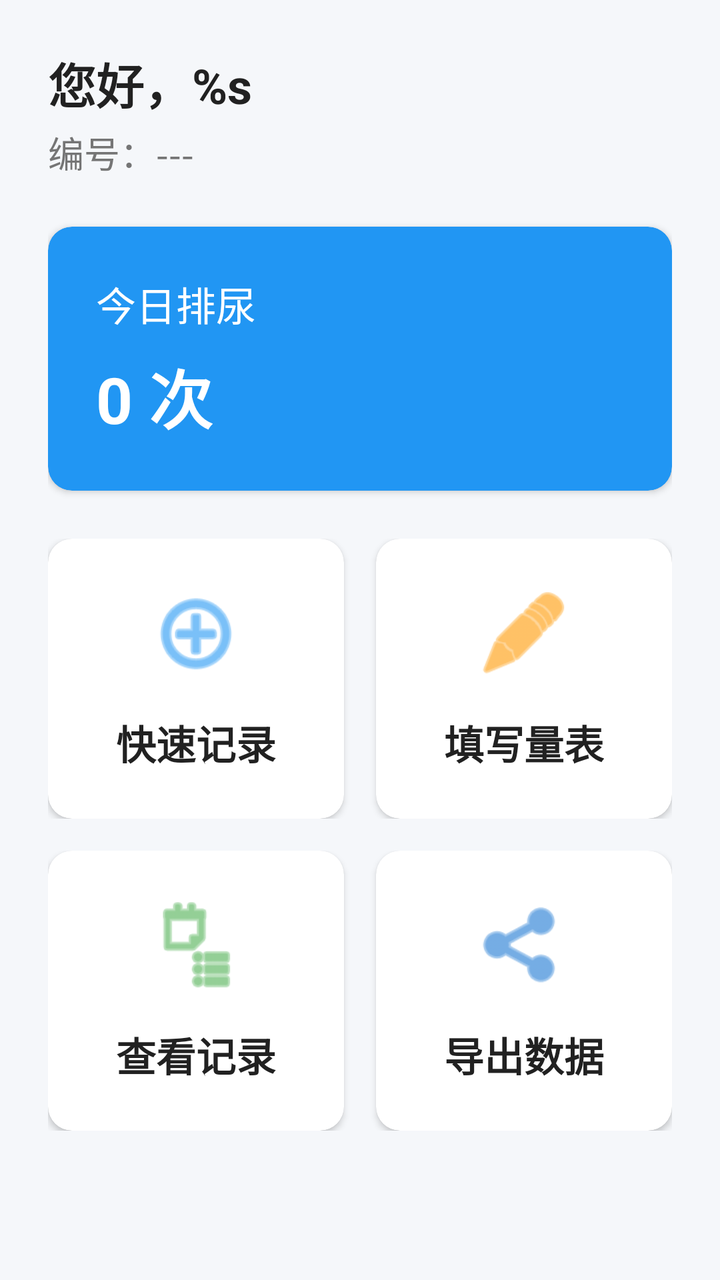
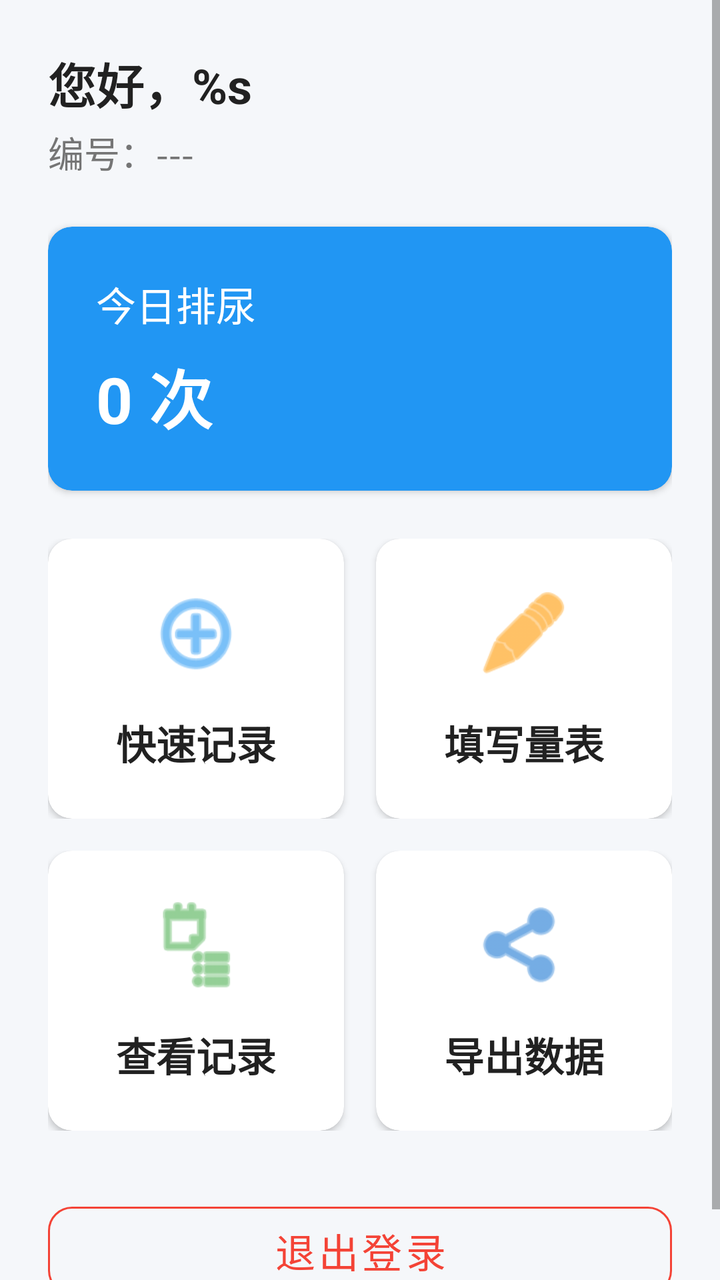

An Android layout rendered at two revisions. The XML below is the earlier revision; the diff shows what the commit changed to produce the second picture.
<!-- AndroidManifest.xml: application theme Theme.ProstateRehab -->
<!-- res/layout/activity_main.xml -->
<?xml version="1.0" encoding="utf-8"?>
<ScrollView xmlns:android="http://schemas.android.com/apk/res/android"
    xmlns:app="http://schemas.android.com/apk/res-auto"
    android:layout_width="match_parent"
    android:layout_height="match_parent"
    android:background="@color/background">

    <LinearLayout
        android:layout_width="match_parent"
        android:layout_height="wrap_content"
        android:orientation="vertical"
        android:padding="@dimen/spacing_large">

        
        <LinearLayout
            android:layout_width="match_parent"
            android:layout_height="wrap_content"
            android:orientation="horizontal"
            android:gravity="center_vertical"
            android:layout_marginBottom="@dimen/spacing_large">

            <LinearLayout
                android:layout_width="0dp"
                android:layout_height="wrap_content"
                android:layout_weight="1"
                android:orientation="vertical">

                <TextView
                    android:id="@+id/tv_welcome"
                    android:layout_width="wrap_content"
                    android:layout_height="wrap_content"
                    android:text="@string/welcome"
                    android:textSize="@dimen/text_size_xlarge"
                    android:textColor="@color/text_primary"
                    android:textStyle="bold" />

                <TextView
                    android:id="@+id/tv_patient_number"
                    android:layout_width="wrap_content"
                    android:layout_height="wrap_content"
                    android:text="编号：---"
                    android:textSize="@dimen/text_size_normal"
                    android:textColor="@color/text_secondary"
                    android:layout_marginTop="@dimen/spacing_xsmall" />
            </LinearLayout>
        </LinearLayout>

        
        <androidx.cardview.widget.CardView
            style="@style/AppCard"
            android:layout_width="match_parent"
            android:layout_height="wrap_content"
            android:layout_marginBottom="@dimen/spacing_large"
            app:cardBackgroundColor="@color/primary">

            <LinearLayout
                android:layout_width="match_parent"
                android:layout_height="wrap_content"
                android:orientation="vertical"
                android:padding="@dimen/spacing_large">

                <TextView
                    android:layout_width="wrap_content"
                    android:layout_height="wrap_content"
                    android:text="@string/today_record"
                    android:textSize="@dimen/text_size_large"
                    android:textColor="@color/text_white" />

                <TextView
                    android:id="@+id/tv_today_count"
                    android:layout_width="wrap_content"
                    android:layout_height="wrap_content"
                    android:text="0 次"
                    android:textSize="@dimen/text_size_title"
                    android:textColor="@color/text_white"
                    android:textStyle="bold"
                    android:layout_marginTop="@dimen/spacing_small" />
            </LinearLayout>
        </androidx.cardview.widget.CardView>

        
        <LinearLayout
            android:layout_width="match_parent"
            android:layout_height="wrap_content"
            android:orientation="horizontal"
            android:layout_marginBottom="@dimen/spacing_normal">

            
            <androidx.cardview.widget.CardView
                android:id="@+id/card_quick_record"
                style="@style/AppCard"
                android:layout_width="0dp"
                android:layout_height="140dp"
                android:layout_weight="1"
                android:layout_marginEnd="@dimen/spacing_normal"
                android:clickable="true"
                android:focusable="true"
                android:foreground="?android:attr/selectableItemBackground">

                <LinearLayout
                    android:layout_width="match_parent"
                    android:layout_height="match_parent"
                    android:orientation="vertical"
                    android:gravity="center"
                    android:padding="@dimen/spacing_normal">

                    <ImageView
                        android:layout_width="@dimen/icon_size_xlarge"
                        android:layout_height="@dimen/icon_size_xlarge"
                        android:src="@android:drawable/ic_menu_add"
                        app:tint="@color/primary"
                        android:contentDescription="记录" />

                    <TextView
                        android:layout_width="wrap_content"
                        android:layout_height="wrap_content"
                        android:text="@string/quick_record"
                        android:textSize="@dimen/text_size_large"
                        android:textColor="@color/text_primary"
                        android:textStyle="bold"
                        android:layout_marginTop="@dimen/spacing_normal" />
                </LinearLayout>
            </androidx.cardview.widget.CardView>

            
            <androidx.cardview.widget.CardView
                android:id="@+id/card_survey"
                style="@style/AppCard"
                android:layout_width="0dp"
                android:layout_height="140dp"
                android:layout_weight="1"
                android:clickable="true"
                android:focusable="true"
                android:foreground="?android:attr/selectableItemBackground">

                <LinearLayout
                    android:layout_width="match_parent"
                    android:layout_height="match_parent"
                    android:orientation="vertical"
                    android:gravity="center"
                    android:padding="@dimen/spacing_normal">

                    <ImageView
                        android:layout_width="@dimen/icon_size_xlarge"
                        android:layout_height="@dimen/icon_size_xlarge"
                        android:src="@android:drawable/ic_menu_edit"
                        app:tint="@color/accent"
                        android:contentDescription="量表" />

                    <TextView
                        android:layout_width="wrap_content"
                        android:layout_height="wrap_content"
                        android:text="@string/fill_survey"
                        android:textSize="@dimen/text_size_large"
                        android:textColor="@color/text_primary"
                        android:textStyle="bold"
                        android:layout_marginTop="@dimen/spacing_normal" />
                </LinearLayout>
            </androidx.cardview.widget.CardView>
        </LinearLayout>

        <LinearLayout
            android:layout_width="match_parent"
            android:layout_height="wrap_content"
            android:orientation="horizontal"
            android:layout_marginBottom="@dimen/spacing_xlarge">

            
            <androidx.cardview.widget.CardView
                android:id="@+id/card_history"
                style="@style/AppCard"
                android:layout_width="0dp"
                android:layout_height="140dp"
                android:layout_weight="1"
                android:layout_marginEnd="@dimen/spacing_normal"
                android:clickable="true"
                android:focusable="true"
                android:foreground="?android:attr/selectableItemBackground">

                <LinearLayout
                    android:layout_width="match_parent"
                    android:layout_height="match_parent"
                    android:orientation="vertical"
                    android:gravity="center"
                    android:padding="@dimen/spacing_normal">

                    <ImageView
                        android:layout_width="@dimen/icon_size_xlarge"
                        android:layout_height="@dimen/icon_size_xlarge"
                        android:src="@android:drawable/ic_menu_agenda"
                        app:tint="@color/success"
                        android:contentDescription="历史" />

                    <TextView
                        android:layout_width="wrap_content"
                        android:layout_height="wrap_content"
                        android:text="@string/view_history"
                        android:textSize="@dimen/text_size_large"
                        android:textColor="@color/text_primary"
                        android:textStyle="bold"
                        android:layout_marginTop="@dimen/spacing_normal" />
                </LinearLayout>
            </androidx.cardview.widget.CardView>

            
            <androidx.cardview.widget.CardView
                android:id="@+id/card_export"
                style="@style/AppCard"
                android:layout_width="0dp"
                android:layout_height="140dp"
                android:layout_weight="1"
                android:clickable="true"
                android:focusable="true"
                android:foreground="?android:attr/selectableItemBackground">

                <LinearLayout
                    android:layout_width="match_parent"
                    android:layout_height="match_parent"
                    android:orientation="vertical"
                    android:gravity="center"
                    android:padding="@dimen/spacing_normal">

                    <ImageView
                        android:layout_width="@dimen/icon_size_xlarge"
                        android:layout_height="@dimen/icon_size_xlarge"
                        android:src="@android:drawable/ic_menu_share"
                        app:tint="@color/primary_dark"
                        android:contentDescription="导出" />

                    <TextView
                        android:layout_width="wrap_content"
                        android:layout_height="wrap_content"
                        android:text="@string/export_data"
                        android:textSize="@dimen/text_size_large"
                        android:textColor="@color/text_primary"
                        android:textStyle="bold"
                        android:layout_marginTop="@dimen/spacing_normal" />
                </LinearLayout>
            </androidx.cardview.widget.CardView>
        </LinearLayout>

        
        <com.google.android.material.button.MaterialButton
            android:id="@+id/btn_logout"
            style="@style/AppButton.Outlined"
            android:layout_width="match_parent"
            android:text="@string/logout"
            android:textColor="@color/error"
            app:strokeColor="@color/error" />
    </LinearLayout>
</ScrollView>
<!-- resources referenced by this layout -->
<resources>
  <color name="accent">#FF9800</color>
  <color name="background">#F5F7FA</color>
  <color name="error">#F44336</color>
  <color name="primary">#2196F3</color>
  <color name="primary_dark">#1976D2</color>
  <color name="success">#4CAF50</color>
  <color name="text_primary">#212121</color>
  <color name="text_secondary">#757575</color>
  <color name="text_white">#FFFFFF</color>
  <dimen name="icon_size_xlarge">48dp</dimen>
  <dimen name="spacing_large">24dp</dimen>
  <dimen name="spacing_normal">16dp</dimen>
  <dimen name="spacing_small">8dp</dimen>
  <dimen name="spacing_xlarge">32dp</dimen>
  <dimen name="spacing_xsmall">4dp</dimen>
  <dimen name="text_size_large">20sp</dimen>
  <dimen name="text_size_normal">18sp</dimen>
  <dimen name="text_size_title">32sp</dimen>
  <dimen name="text_size_xlarge">24sp</dimen>
  <string name="export_data">导出数据</string>
  <string name="fill_survey">填写量表</string>
  <string name="logout">退出登录</string>
  <string name="quick_record">快速记录</string>
  <string name="today_record">今日排尿</string>
  <string name="view_history">查看记录</string>
  <string name="welcome">您好，%s</string>
  <style name="AppButton.Outlined" parent="Widget.MaterialComponents.Button.OutlinedButton">
          <item name="android:textSize">20sp</item>
          <item name="android:minHeight">56dp</item>
          <item name="cornerRadius">12dp</item>
      </style>
  <style name="AppCard" parent="Widget.MaterialComponents.CardView">
          <item name="cardCornerRadius">12dp</item>
          <item name="cardElevation">2dp</item>
          <item name="cardBackgroundColor">@color/white</item>
      </style>
  <style name="Theme.ProstateRehab" parent="Theme.MaterialComponents.Light.NoActionBar">
          <item name="colorPrimary">@color/primary</item>
          <item name="colorPrimaryDark">@color/primary_dark</item>
          <item name="colorAccent">@color/accent</item>
          <item name="android:windowBackground">@color/background</item>
          <item name="android:textColor">@color/text_primary</item>
          <item name="android:textSize">18sp</item>
          <item name="buttonStyle">@style/AppButton</item>
          <item name="materialButtonStyle">@style/AppMaterialButton</item>
      </style>
  <color name="white">#FFFFFF</color>
  <style name="AppButton" parent="Widget.AppCompat.Button">
          <item name="android:textSize">20sp</item>
          <item name="android:minHeight">56dp</item>
          <item name="android:paddingLeft">24dp</item>
          <item name="android:paddingRight">24dp</item>
      </style>
  <style name="AppMaterialButton" parent="Widget.MaterialComponents.Button">
          <item name="android:textSize">20sp</item>
          <item name="android:minHeight">56dp</item>
          <item name="cornerRadius">12dp</item>
      </style>
</resources>

<!-- the commit's change to res/layout/activity_main.xml (unified diff, before → after) -->
@@ -244,6 +244,7 @@
             android:id="@+id/btn_logout"
             style="@style/AppButton.Outlined"
             android:layout_width="match_parent"
+            android:layout_height="wrap_content"
             android:text="@string/logout"
             android:textColor="@color/error"
             app:strokeColor="@color/error" />
